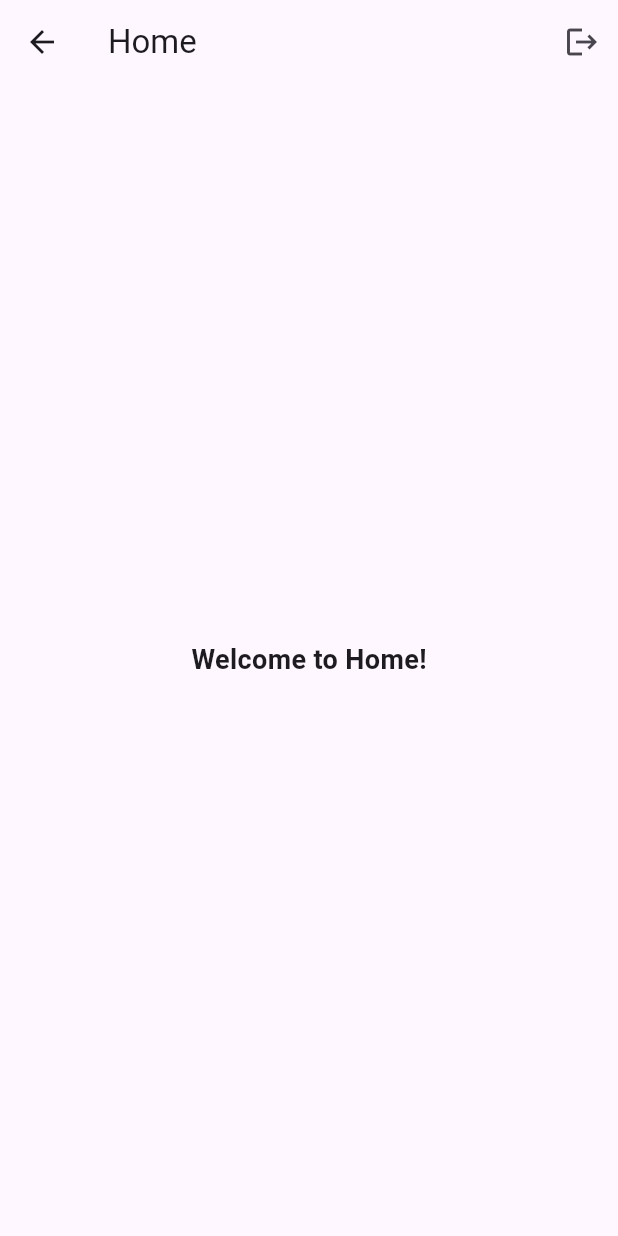
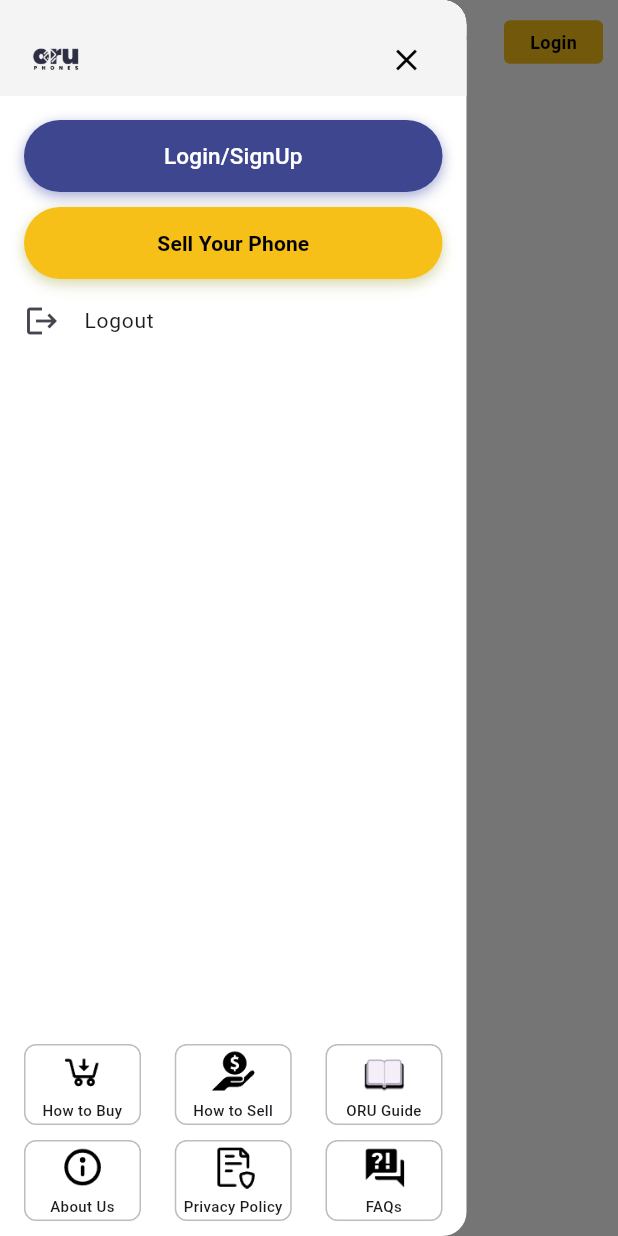
Before and after one commit to Akash2707-dev/ORUPhones-assign, a Flutter app: the HomeView screen opened by its route, with the side drawer open (before the commit the screen has no drawer), on a phone screen of 412 x 824 dp. Run offline on Flutter 3.47's test engine with Material 3 defaults, Android fonts, the phone set to English and light mode, and no system bars; our stand-ins replace lottie, stacked, stacked_services, stacked_shared; network calls fail; Roboto replaces fonts that are missing (Poppins).

Commit message:
Updated Drawer UI and minor changes

```diff
--- a/lib/Screens/Home/home_view.dart
+++ b/lib/Screens/Home/home_view.dart
@@ -1,5 +1,6 @@
 import 'package:flutter/material.dart';
 import 'package:oruphones_assign/Screens/Home/home_viewmodel.dart';
+import 'package:oruphones_assign/widgets/drawer.dart';
 import 'package:stacked/stacked.dart';
 
 class HomeView extends StatelessWidget {
@@ -9,17 +10,85 @@ class HomeView extends StatelessWidget {
   Widget build(BuildContext context) {
     return ViewModelBuilder<HomeViewModel>.reactive(
       viewModelBuilder: () => HomeViewModel(),
+      onViewModelReady: (viewModel) =>
+          viewModel.checkLoginStatus(), // ✅ Check login status on init
       builder: (context, viewModel, child) {
         return Scaffold(
+          backgroundColor: Colors.white,
           appBar: AppBar(
-            title: const Text("Home"),
+            leadingWidth: 114,
+            backgroundColor: Colors.white,
+            elevation: 0,
+            leading: Builder(
+              builder: (context) => GestureDetector(
+                onTap: () => Scaffold.of(context).openDrawer(),
+                child: SizedBox(
+                  child: Image.asset(
+                    'lib/assets/images/Drawer_logo.png',
+                    fit: BoxFit.contain, // ✅ Ensures proper scaling
+                  ),
+                ),
+              ),
+            ),
+            title: Row(
+              children: [
+                const Spacer(),
+                const Text(
+                  "India",
+                  style: TextStyle(
+                    fontFamily: 'Poppins',
+                    fontSize: 12,
+                    color: Colors.black,
+                  ),
+                ),
+                Padding(
+                  padding: const EdgeInsets.only(
+                      left: 8.74, bottom: 3.89, top: 3.89, right: 8.74),
+                  child: Image.asset(
+                    'lib/assets/images/location.png',
+                    height: 20,
+                    width: 14.52,
+                  ),
+                )
+              ],
+            ),
             actions: [
-              IconButton(
-                icon: const Icon(Icons.logout),
-                onPressed: viewModel.logout, // 🔥 Calls logout function
-              ),
+              viewModel.isUserLoggedIn
+                  ? IconButton(
+                      icon:
+                          const Icon(Icons.notifications, color: Colors.black),
+                      onPressed: () {
+                        print("🔔 Notifications Clicked");
+                      },
+                    )
+                  : GestureDetector(
+                      onTap: () {
+                        viewModel.logout();
+                      },
+                      child: Container(
+                        height: 29,
+                        width: 66,
+                        decoration: BoxDecoration(
+                          color: Color(0xFFF6C018), // Custom Yellow
+                          borderRadius: BorderRadius.circular(4),
+                        ),
+                        child: Center(
+                          child: const Text(
+                            "Login",
+                            style: TextStyle(
+                              fontFamily: 'Poppins',
+                              fontSize: 12,
+                              fontWeight: FontWeight.bold,
+                              color: Colors.black,
+                            ),
+                          ),
+                        ),
+                      ),
+                    ),
+              const SizedBox(width: 10),
             ],
           ),
+          drawer: Container(width: 311, child: AppDrawer()), // ✅ Drawer Widget
           body: const Center(
             child: Text(
               "Welcome to Home!",
--- a/lib/Screens/Home/home_viewmodel.dart
+++ b/lib/Screens/Home/home_viewmodel.dart
@@ -1,22 +1,79 @@
-// import 'package:oruphones_assign/Screens/Login/login_view.dart';
 import 'package:oruphones_assign/app/app.router.dart';
 import 'package:stacked/stacked.dart';
 import 'package:stacked_services/stacked_services.dart';
 import 'package:oruphones_assign/services/auth_service.dart';
 import 'package:oruphones_assign/app/app.locator.dart';
+import 'package:intl/intl.dart';
 
 class HomeViewModel extends BaseViewModel {
   final AuthService _authService = locator<AuthService>();
   final NavigationService _navigationService = locator<NavigationService>();
 
-  /// **Logout Function**
+  bool _isUserLoggedIn = false;
+  bool get isUserLoggedIn => _isUserLoggedIn;
+
+  String userName = "Guest"; // ✅ Store user name
+  String joiningDate = "N/A"; // ✅ Store joining date
+
+  /// **🔹 Check Login Status & Fetch User Details**
+  Future<void> checkLoginStatus() async {
+    print("🟡 Checking login status...");
+    _isUserLoggedIn = await _authService.checkLoginStatus();
+    print("🟢 User logged in: $_isUserLoggedIn");
+
+    if (_isUserLoggedIn) {
+      await getUserDetails(); // ✅ Fetch user details after login check
+    }
+
+    notifyListeners(); // 🔥 Updates UI when login status or user details change
+  }
+
+  /// **🔹 Fetch User Details**
+  Future<void> getUserDetails() async {
+    print("🔹 Fetching user details...");
+    final userDetails = await _authService.getUserDetails();
+    print("🟢 User Details API Response: $userDetails");
+
+    if (userDetails != null) {
+      userName = userDetails["userName"] ?? "Unknown User";
+
+      // ✅ Convert "02/09/2025" → "February 9, 2025"
+      String rawDate = userDetails["createdDate"] ?? "";
+      joiningDate = _formatDate(rawDate);
+
+      print("✅ Updated User Name: $userName");
+      print("✅ Updated Joining Date: $joiningDate");
+
+      notifyListeners(); // 🔥 Update UI with new details
+    } else {
+      print("❌ Failed to fetch user details, using defaults.");
+    }
+  }
+
+  /// **🔹 Logout Function**
   Future<void> logout() async {
     bool success = await _authService.logout();
     if (success) {
       print("✅ Logged out successfully!");
-      _navigationService.replaceWithLoginView(); // 🔥 Navigate to Login
+      _isUserLoggedIn = false;
+      userName = "Guest"; // ✅ Reset user data
+      joiningDate = "N/A";
+      notifyListeners(); // 🔥 Update UI after logout
+      _navigationService.replaceWithLoginView();
     } else {
       print("❌ Logout failed");
     }
   }
+
+  String _formatDate(String rawDate) {
+    try {
+      if (rawDate.isEmpty) return "N/A";
+      DateTime parsedDate = DateFormat("MM/dd/yyyy").parse(rawDate);
+      return DateFormat("MMMM d, yyyy")
+          .format(parsedDate); // ✅ February 9, 2025
+    } catch (e) {
+      print("❌ Error parsing date: $e");
+      return "N/A"; // Default if parsing fails
+    }
+  }
 }
--- a/lib/app/app.dart
+++ b/lib/app/app.dart
@@ -2,6 +2,7 @@
 import 'package:oruphones_assign/Screens/Login/login_view.dart';
 import 'package:oruphones_assign/Screens/Name/name_view.dart';
 import 'package:oruphones_assign/Screens/OTP/otp_view.dart';
+import 'package:oruphones_assign/services/home_service.dart';
 import 'package:stacked_services/stacked_services.dart';
 import '../Screens/Splash/splash_view.dart';
 import '../Screens/Home/home_view.dart';
@@ -19,7 +20,8 @@ import 'package:oruphones_assign/services/auth_service.dart';
   ],
   dependencies: [
     Singleton(classType: NavigationService),
-    LazySingleton(classType: AuthService)
+    LazySingleton(classType: AuthService),
+    LazySingleton(classType: HomeService)
   ],
 )
 class App {}
--- a/lib/app/app.locator.dart
+++ b/lib/app/app.locator.dart
@@ -10,6 +10,7 @@ import 'package:stacked_services/src/navigation/navigation_service.dart';
 import 'package:stacked_shared/stacked_shared.dart';
 
 import '../services/auth_service.dart';
+import '../services/home_service.dart';
 
 final locator = StackedLocator.instance;
 
@@ -24,4 +25,5 @@ Future<void> setupLocator({
 // Register dependencies
   locator.registerSingleton(NavigationService());
   locator.registerLazySingleton(() => AuthService());
+  locator.registerLazySingleton(() => HomeService());
 }
--- a/lib/services/auth_service.dart
+++ b/lib/services/auth_service.dart
@@ -9,6 +9,41 @@ class AuthService {
   String? _sessionCookie; // 🔹 Stores session cookie
   String? get csrfToken => _csrfToken;
   String? get sessionCookie => _sessionCookie;
+  Future<Map<String, dynamic>?> getUserDetails() async {
+    try {
+      if (_sessionCookie == null || _csrfToken == null) {
+        print("❌ No authentication data available, cannot fetch user details.");
+        return null;
+      }
+
+      final response = await _client.get(
+        Uri.parse('$baseUrl/isLoggedIn'), // ✅ Use isLoggedIn API
+        headers: {
+          "Content-Type": "application/json",
+          "Cookie": _sessionCookie!,
+        },
+      );
+
+      print("🔹 User Details API Response: ${response.body}");
+
+      if (response.statusCode == 200) {
+        final responseData = jsonDecode(response.body);
+
+        if (responseData.containsKey("user")) {
+          return responseData["user"]; // ✅ Returns user details
+        } else {
+          print("❌ No user data found in response!");
+          return null;
+        }
+      } else {
+        print("❌ Failed to fetch user details");
+        return null;
+      }
+    } catch (e) {
+      print("❌ Error fetching user details: $e");
+      return null;
+    }
+  }
 
   /// **1️⃣ Request OTP (Login)**
   Future<bool> requestOtp(String countryCode, String phoneNumber) async {
--- /dev/null
+++ b/lib/widgets/drawer.dart
@@ -0,0 +1,293 @@
+import 'package:flutter/material.dart';
+import 'package:oruphones_assign/Screens/Home/home_viewmodel.dart';
+import 'package:stacked/stacked.dart';
+
+class AppDrawer extends StatelessWidget {
+  const AppDrawer({super.key});
+
+  @override
+  Widget build(BuildContext context) {
+    return ViewModelBuilder<HomeViewModel>.reactive(
+      viewModelBuilder: () => HomeViewModel(),
+      onViewModelReady: (viewModel) => viewModel.checkLoginStatus(),
+      builder: (context, viewModel, child) {
+        return SizedBox(
+          width: 280, // ✅ Custom drawer width
+          child: Drawer(
+            backgroundColor: Colors.white,
+            child: Column(
+              children: [
+                /// 🔹 **Drawer Header (AppBar-Sized)**
+                Container(
+                  padding: const EdgeInsets.fromLTRB(16, 16, 16, 0),
+                  color: const Color(0xFFF4F4F4),
+                  // ✅ Background color
+                  child: Column(
+                    children: [
+                      /// 🔹 **Logo & Close Button**
+                      Row(
+                        mainAxisAlignment: MainAxisAlignment.spaceBetween,
+                        children: [
+                          Image.asset(
+                            'lib/assets/images/ORULOGO.png',
+                            width: 42,
+                            height: 40,
+                          ),
+                          IconButton(
+                            icon: const Icon(Icons.close,
+                                size: 24, color: Colors.black),
+                            onPressed: () => Navigator.of(context).pop(),
+                          ),
+                        ],
+                      ),
+
+                      /// 🔹 **Show User Info if Logged In**
+                      if (viewModel.isUserLoggedIn) ...[
+                        const SizedBox(height: 12), // ✅ Adds spacing
+
+                        Row(
+                          children: [
+                            const SizedBox(width: 8),
+
+                            /// 🔹 **Profile Picture**
+                            CircleAvatar(
+                              radius: 22,
+                              backgroundImage: AssetImage(
+                                  "lib/assets/images/Profile_image.jpg"),
+                            ),
+
+                            const SizedBox(width: 12),
+
+                            /// 🔹 **User Name & Join Date**
+                            Column(
+                              crossAxisAlignment: CrossAxisAlignment.start,
+                              children: [
+                                Text(
+                                  viewModel.userName, // ✅ Dynamically from API
+                                  style: const TextStyle(
+                                    fontSize: 16,
+                                    fontWeight: FontWeight.bold,
+                                  ),
+                                ),
+                                Text(
+                                  "Joined: ${viewModel.joiningDate}", // ✅ Dynamically from API
+                                  style: const TextStyle(
+                                    fontSize: 12,
+                                    color: Colors.grey,
+                                  ),
+                                ),
+                              ],
+                            ),
+                          ],
+                        ),
+                        const SizedBox(
+                            height: 12), // ✅ Add spacing below profile info
+                      ],
+                    ],
+                  ),
+                ),
+
+                /// 🔹 **Show Login Button if Not Logged In**
+                if (!viewModel.isUserLoggedIn) ...[
+                  const SizedBox(height: 16),
+                  Padding(
+                    padding: const EdgeInsets.symmetric(horizontal: 16),
+                    child: Container(
+                      decoration: BoxDecoration(
+                        color:
+                            const Color(0xFF3E468F), // ✅ Deep blue background
+                        borderRadius: BorderRadius.circular(100),
+                        boxShadow: [
+                          BoxShadow(
+                            color: const Color(
+                                0x3310227B), // ✅ Shadow #10227B33 (20% opacity)
+                            blurRadius: 8,
+                            offset: const Offset(0, 4), // ✅ Slight drop shadow
+                          ),
+                          BoxShadow(
+                            color: const Color(
+                                0x3304139C), // ✅ Shadow #04139C33 (20% opacity)
+                            blurRadius: 6,
+                            offset: const Offset(0, 2),
+                          ),
+                        ],
+                      ),
+                      child: ElevatedButton(
+                        onPressed: () {
+                          Navigator.of(context).pop();
+                          print("🟡 Navigate to Login");
+                        },
+                        style: ElevatedButton.styleFrom(
+                          backgroundColor: Colors
+                              .transparent, // ✅ Transparent to show Container color
+                          shadowColor: Colors
+                              .transparent, // ✅ Remove default button shadow
+                          shape: RoundedRectangleBorder(
+                            borderRadius: BorderRadius.circular(100),
+                          ),
+                          minimumSize: const Size(
+                              double.infinity, 40), // ✅ Full-width button
+                        ),
+                        child: const Text(
+                          "Login/SignUp",
+                          style: TextStyle(
+                            fontFamily: 'Poppins',
+                            fontSize: 15,
+                            fontWeight: FontWeight.w500,
+                            color: Colors
+                                .white, // ✅ Change text to white for contrast
+                          ),
+                        ),
+                      ),
+                    ),
+                  ),
+                ],
+                SizedBox(
+                  height: 10,
+                ),
+                Padding(
+                  padding: const EdgeInsets.symmetric(horizontal: 16),
+                  child: Container(
+                    decoration: BoxDecoration(
+                      color:
+                          const Color(0xFFF6C018), // ✅ Golden Yellow Background
+                      borderRadius: BorderRadius.circular(100),
+                      boxShadow: [
+                        BoxShadow(
+                          color: const Color(
+                              0x33737B10), // ✅ Shadow #737B1033 (20% opacity)
+                          blurRadius: 8,
+                          offset: const Offset(0, 4), // ✅ Soft drop shadow
+                        ),
+                        BoxShadow(
+                          color: const Color(
+                              0x33A8AB18), // ✅ Shadow #A8AB1833 (20% opacity)
+                          blurRadius: 6,
+                          offset: const Offset(0, 2),
+                        ),
+                      ],
+                    ),
+                    child: ElevatedButton(
+                      onPressed: () {
+                        Navigator.of(context).pop();
+                        print("🟡 Navigate to Login");
+                      },
+                      style: ElevatedButton.styleFrom(
+                        backgroundColor: Colors
+                            .transparent, // ✅ Transparent to show Container color
+                        shadowColor: Colors
+                            .transparent, // ✅ Remove default button shadow
+                        shape: RoundedRectangleBorder(
+                          borderRadius: BorderRadius.circular(100),
+                        ),
+                        minimumSize: const Size(
+                            double.infinity, 40), // ✅ Full-width button
+                      ),
+                      child: const Text(
+                        "Sell Your Phone",
+                        style: TextStyle(
+                          fontFamily: 'Poppins',
+                          fontSize: 14,
+                          fontWeight: FontWeight.bold,
+                          color: Colors
+                              .black, // ✅ Ensuring contrast with yellow background
+                        ),
+                      ),
+                    ),
+                  ),
+                ),
+
+                /// 🔹 **Drawer Menu Items**
+                Expanded(
+                  child: ListView(
+                    children: [
+                      ListTile(
+                        leading: const Icon(Icons.logout),
+                        title: const Text(
+                          "Logout",
+                          style: TextStyle(fontFamily: 'Poppins', fontSize: 14),
+                        ),
+                        onTap: () {
+                          viewModel.logout();
+                        },
+                      ),
+                    ],
+                  ),
+                ),
+
+                /// 🔹 **Buttons at the Bottom**
+                Container(
+                  padding:
+                      const EdgeInsets.symmetric(horizontal: 16, vertical: 10),
+                  child: Column(
+                    children: [
+                      /// **First Row of Buttons**
+                      Row(
+                        mainAxisAlignment: MainAxisAlignment.spaceBetween,
+                        children: [
+                          _buildDrawerButton(
+                              "lib/assets/images/howtobuy.png", "How to Buy"),
+                          _buildDrawerButton(
+                              "lib/assets/images/howtosell.png", "How to Sell"),
+                          _buildDrawerButton(
+                              "lib/assets/images/oruguide.png", "ORU Guide"),
+                        ],
+                      ),
+                      const SizedBox(height: 10), // ✅ Spacing between rows
+
+                      /// **Second Row of Buttons**
+                      Row(
+                        mainAxisAlignment: MainAxisAlignment.spaceBetween,
+                        children: [
+                          _buildDrawerButton(
+                              "lib/assets/images/aboutus.png", "About Us"),
+                          _buildDrawerButton(
+                              "lib/assets/images/privacypolicy.png",
+                              "Privacy Policy"),
+                          _buildDrawerButton(
+                              "lib/assets/images/faqs.png", "FAQs"),
+                        ],
+                      ),
+                    ],
+                  ),
+                ),
+              ],
+            ),
+          ),
+        );
+      },
+    );
+  }
+
+  /// **🔹 Custom Function for Buttons**
+  Widget _buildDrawerButton(String imagePath, String title) {
+    return Container(
+      width: 78,
+      height: 54,
+      decoration: BoxDecoration(
+        border:
+            Border.all(color: Colors.grey[400]!, width: 1), // ✅ Outline color
+        borderRadius: BorderRadius.circular(8), // ✅ Rounded corners
+        color: Colors.white, // ✅ Background color
+      ),
+      child: Column(
+        mainAxisAlignment:
+            MainAxisAlignment.center, // ✅ Center align image & text
+        children: [
+          Image.asset(
+            imagePath,
+            width: 30,
+            height: 30,
+            fit: BoxFit.contain, // ✅ Ensures proper scaling
+          ),
+          const SizedBox(height: 4), // ✅ Spacing between image and text
+          Text(
+            title,
+            style: const TextStyle(fontSize: 10, fontWeight: FontWeight.w500),
+            textAlign: TextAlign.center, // ✅ Ensures text stays centered
+          ),
+        ],
+      ),
+    );
+  }
+}
--- a/pubspec.yaml
+++ b/pubspec.yaml
@@ -40,6 +40,8 @@ dependencies:
   # Use with the CupertinoIcons class for iOS style icons.
   cupertino_icons: ^1.0.8
   http: ^1.3.0
+  flutter_svg: ^2.0.17
+  intl: ^0.20.2
 
 dev_dependencies:
   flutter_test:
```
Also changed, not shown: lib/assets/images/Drawer_logo.png (added), lib/assets/images/Profile_image.jpg (added), lib/assets/images/aboutus.png (added), lib/assets/images/faqs.png (added), lib/assets/images/howtobuy.png (added), lib/assets/images/howtosell.png (added), lib/assets/images/location.png (added), lib/assets/images/oruguide.png (added), lib/assets/images/privacypolicy.png (added), pubspec.lock.
